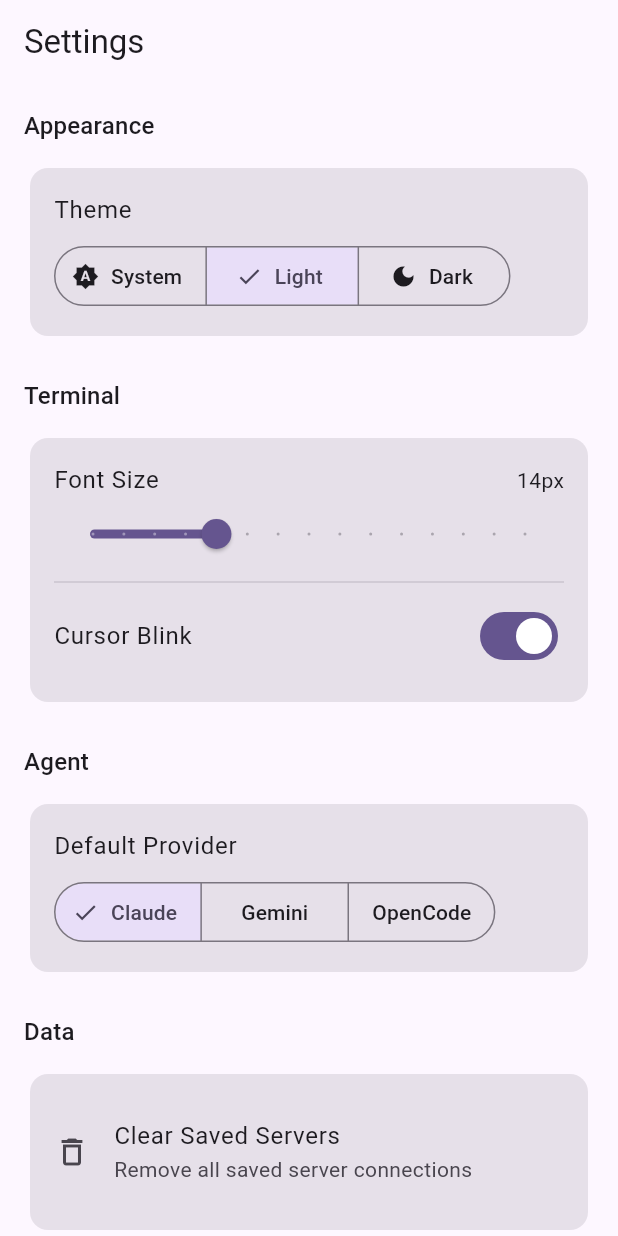
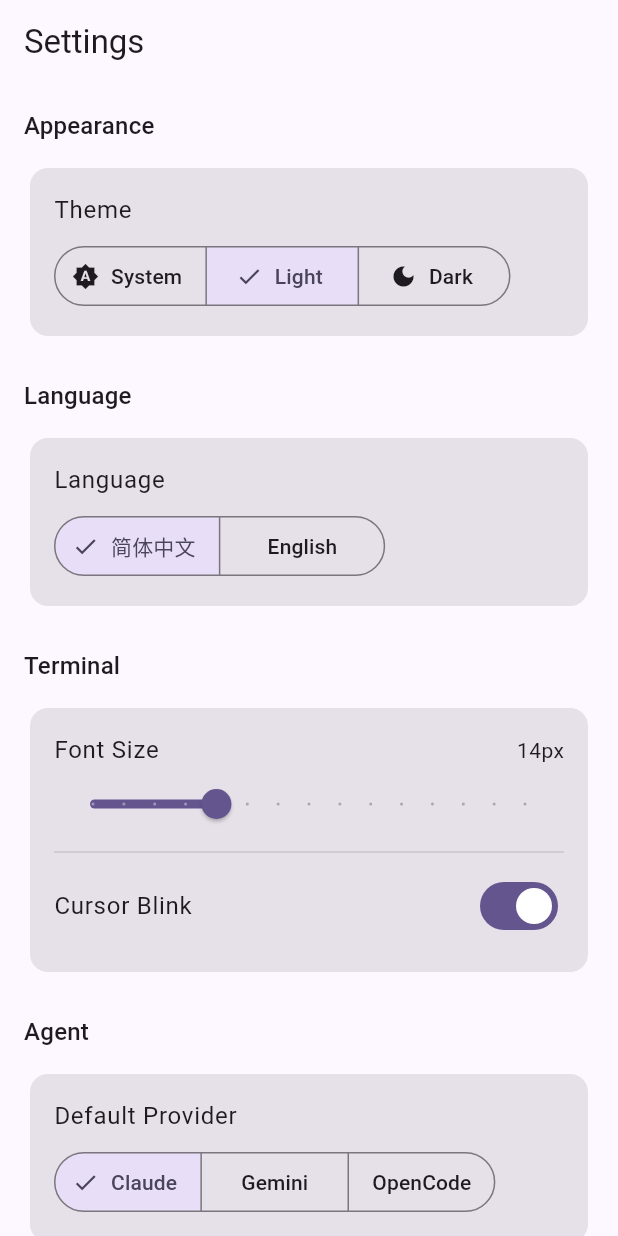
Before and after one commit to codeweiz/relais, a Flutter app: the SettingsScreen screen opened by its route, after a tap on "Light", on a phone screen of 412 x 824 dp. Run offline on Flutter 3.47's test engine with Material 3 defaults, Android fonts, the phone set to English and light mode, and no system bars; our stand-ins replace dio, flutter_markdown, flutter_riverpod, go_router, google_fonts, shared_preferences; missing offline and left inert: xterm; accounts and stored records are empty.

Commit message:
fix(client): font preload, session info, i18n, terminal cleanup
- Preload JetBrains Mono to prevent font flicker on terminal enter
- Session cards show creation time + short ID
- Session switcher dropdown shows name + time + ID
- Add Chinese (simplified) as default locale
- Language selector in settings (Chinese/English)
- Terminal: proper stream subscription cleanup on dispose

Co-Authored-By: Claude Opus 4.6 (1M context) <noreply@anthropic.com>

```diff
--- a/client/lib/app.dart
+++ b/client/lib/app.dart
@@ -1,4 +1,5 @@
 import 'package:flutter/material.dart';
+import 'package:flutter_localizations/flutter_localizations.dart';
 import 'package:flutter_riverpod/flutter_riverpod.dart';
 import 'package:go_router/go_router.dart';
 
@@ -57,6 +58,16 @@ class RelaisApp extends ConsumerWidget {
       theme: AppTheme.light(),
       darkTheme: AppTheme.dark(),
       themeMode: settings.themeMode,
+      localizationsDelegates: const [
+        GlobalMaterialLocalizations.delegate,
+        GlobalWidgetsLocalizations.delegate,
+        GlobalCupertinoLocalizations.delegate,
+      ],
+      supportedLocales: const [
+        Locale('zh', 'CN'),
+        Locale('en', 'US'),
+      ],
+      locale: Locale(settings.locale),
       routerConfig: _router,
     );
   }
--- a/client/lib/screens/settings_screen.dart
+++ b/client/lib/screens/settings_screen.dart
@@ -33,6 +33,31 @@ class SettingsScreen extends ConsumerWidget {
                     ],
                     selected: {settings.themeMode},
                     onSelectionChanged: (s) => ref.read(settingsProvider.notifier).setThemeMode(s.first),
+                  ),
+                ],
+              ),
+            ),
+          ),
+
+          // ── Language ──────────────────────────────────
+          const SizedBox(height: 24),
+          Text('Language', style: Theme.of(context).textTheme.titleMedium),
+          const SizedBox(height: 12),
+          Card.filled(
+            child: Padding(
+              padding: const EdgeInsets.all(16),
+              child: Column(
+                crossAxisAlignment: CrossAxisAlignment.start,
+                children: [
+                  Text('Language', style: Theme.of(context).textTheme.bodyLarge),
+                  const SizedBox(height: 8),
+                  SegmentedButton<String>(
+                    segments: const [
+                      ButtonSegment(value: 'zh', label: Text('简体中文')),
+                      ButtonSegment(value: 'en', label: Text('English')),
+                    ],
+                    selected: {settings.locale},
+                    onSelectionChanged: (s) => ref.read(settingsProvider.notifier).setLocale(s.first),
                   ),
                 ],
               ),
--- a/client/lib/widgets/terminal_view.dart
+++ b/client/lib/widgets/terminal_view.dart
@@ -1,3 +1,4 @@
+import 'dart:async';
 import 'dart:convert';
 import 'dart:typed_data';
 import 'package:flutter/material.dart';
@@ -17,6 +18,7 @@ class TerminalViewWidget extends StatefulWidget {
 
 class _TerminalViewWidgetState extends State<TerminalViewWidget> {
   late final Terminal _terminal;
+  StreamSubscription? _outputSubscription;
 
   @override
   void initState() {
@@ -35,7 +37,7 @@ class _TerminalViewWidgetState extends State<TerminalViewWidget> {
     };
 
     // Server output → terminal
-    widget.connection.output.listen((Uint8List data) {
+    _outputSubscription = widget.connection.output.listen((Uint8List data) {
       _terminal.write(utf8.decode(data, allowMalformed: true));
     });
 
@@ -89,6 +91,7 @@ class _TerminalViewWidgetState extends State<TerminalViewWidget> {
 
   @override
   void dispose() {
+    _outputSubscription?.cancel();
     widget.connection.dispose();
     super.dispose();
   }
--- a/client/pubspec.yaml
+++ b/client/pubspec.yaml
@@ -29,6 +29,8 @@ environment:
 # versions available, run `flutter pub outdated`.
 dependencies:
   flutter:
+    sdk: flutter
+  flutter_localizations:
     sdk: flutter
   flutter_riverpod: ^2.6.0
   riverpod_annotation: ^2.6.0
```
Also changed, not shown: client/lib/main.dart (+6 -1 lines), client/lib/providers/settings_provider.dart (+11 -0 lines), client/lib/widgets/session_card.dart (+27 -6 lines), client/lib/widgets/session_switcher.dart (+27 -5 lines), client/pubspec.lock.
